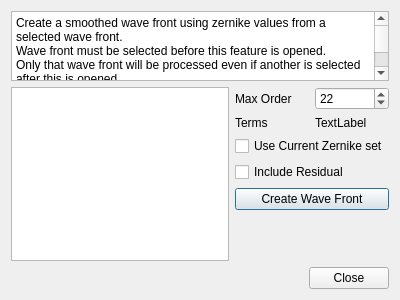
githubdoe/DFTFringe, file zernikesmoothingdlg.ui: the form before one commit.
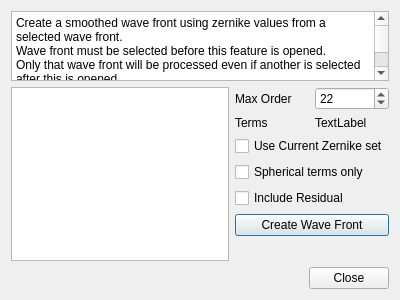
The form after the commit.

Commit message: reworked percentages to use many spherical terms.  Working but want to try changing display to Q3D bar graph.

What changed in the file:
```diff
--- a/zernikesmoothingdlg.ui
+++ b/zernikesmoothingdlg.ui
@@ -100,6 +100,13 @@
          </property>
         </widget>
        </item>
+       <item>
+        <widget class="QCheckBox" name="sphereOnly">
+         <property name="text">
+          <string>Spherical terms only</string>
+         </property>
+        </widget>
+       </item>
        <item>
         <widget class="QCheckBox" name="showResidual">
          <property name="toolTip">
```
The commit also changes 10 other files.
